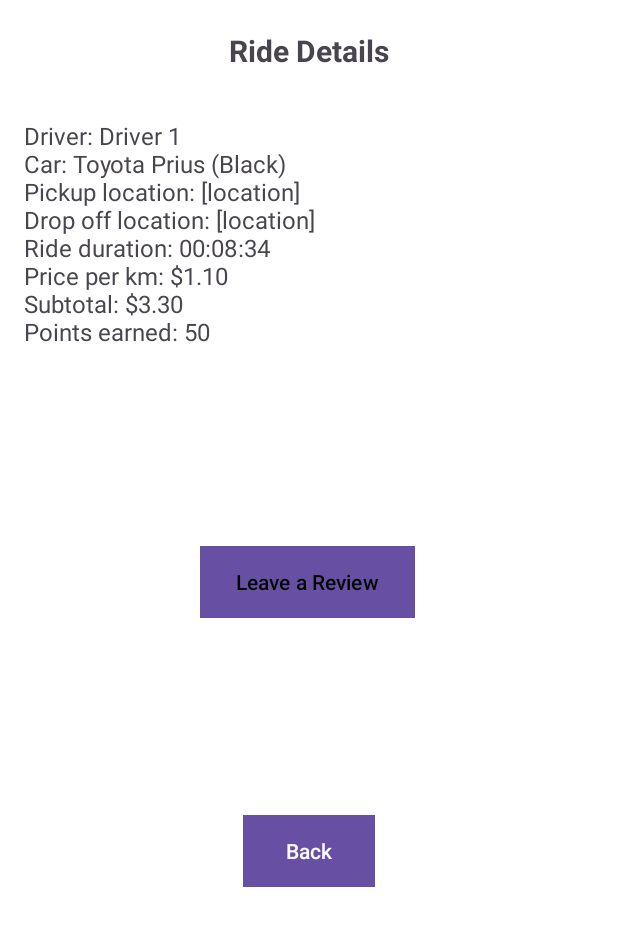
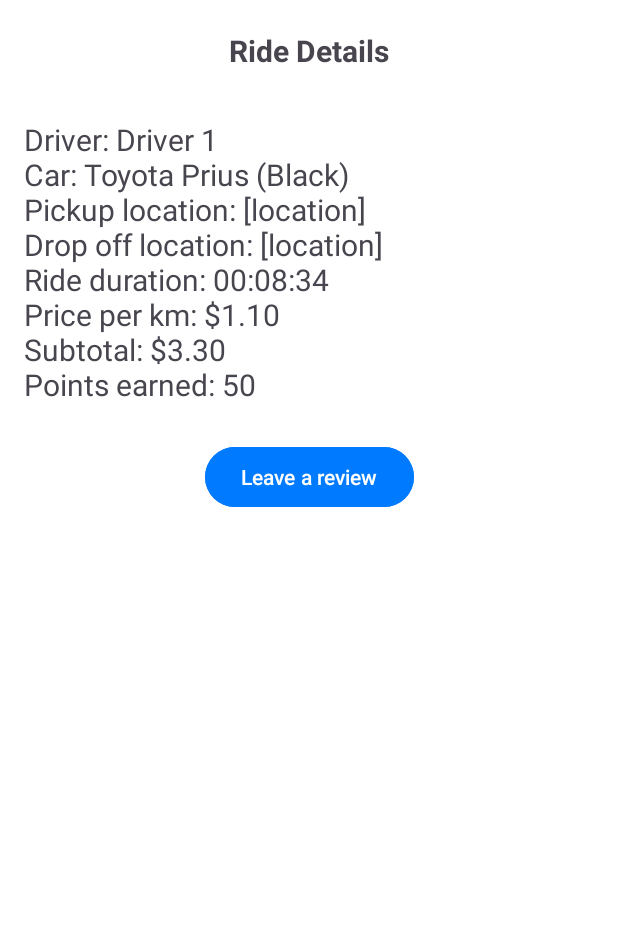
Before and after one commit to Rheiley/kelowna-connect, an Android app: the layout ride_details.xml on its own in the app's theme, with its tools: preview values and no code run, on a phone screen of 412 x 824 dp, the part 103-1049 px from its top. Run offline under Robolectric (Android 15) with nearby library versions, the phone set to English and light mode, and no system bars.

Commit message:
Linked all pages together

```diff
--- a/app/src/main/java/com/example/kelownaconnect/ReviewConfirmationActivity.java
+++ b/app/src/main/java/com/example/kelownaconnect/ReviewConfirmationActivity.java
@@ -4,11 +4,14 @@ import android.content.Intent;
 import android.os.Bundle;
 import android.view.View;
 import android.widget.Button;
+import android.widget.LinearLayout;
+
 import androidx.appcompat.app.AppCompatActivity;
 
 public class ReviewConfirmationActivity extends AppCompatActivity {
 
     Button homeButton;
+
 
     @Override
     protected void onCreate(Bundle savedInstanceState) {
@@ -16,6 +19,7 @@ public class ReviewConfirmationActivity extends AppCompatActivity {
         setContentView(R.layout.activity_review_confirmation);
 
         homeButton = findViewById(R.id.homeButton);
+
         homeButton.setOnClickListener(v -> {
             // Replace with your actual home activity
             startActivity(new Intent(ReviewConfirmationActivity.this, MainActivity.class));
--- a/app/src/main/res/layout/ride_details.xml
+++ b/app/src/main/res/layout/ride_details.xml
@@ -7,7 +7,7 @@
     android:background="#FFFFFF">
     <!-- Back Button with Text -->
     <LinearLayout
-        android:id="@+id/backButtonContainer"
+        android:id="@+id/backButton"
         android:layout_width="wrap_content"
         android:layout_height="wrap_content"
         android:orientation="horizontal"
@@ -44,22 +44,27 @@
         android:id="@+id/title"
         android:layout_width="wrap_content"
         android:layout_height="wrap_content"
+        android:layout_marginTop="20dp"
+        android:layout_marginBottom="9dp"
         android:text="Ride Details"
         android:textSize="20sp"
         android:textStyle="bold"
-        android:layout_marginTop="20dp"
-        app:layout_constraintTop_toBottomOf="@id/appTitle"
+        app:layout_constraintBottom_toTopOf="@+id/rideDetails"
+        app:layout_constraintEnd_toEndOf="parent"
         app:layout_constraintStart_toStartOf="parent"
-        app:layout_constraintEnd_toEndOf="parent" />
+        app:layout_constraintTop_toBottomOf="@id/appTitle" />
 
     <TextView
         android:id="@+id/rideDetails"
         android:layout_width="0dp"
         android:layout_height="wrap_content"
         android:layout_marginTop="32dp"
+        android:layout_marginBottom="253dp"
         android:text="Driver: Driver 1\nCar: Toyota Prius (Black)\nPickup location: [location]\nDrop off location: [location]\nRide duration: 00:08:34\nPrice per km: $1.10\nSubtotal: $3.30\nPoints earned: 50"
-        android:textSize="16sp"
+        android:textSize="20sp"
+        app:layout_constraintBottom_toTopOf="@+id/submitReview"
         app:layout_constraintEnd_toEndOf="parent"
+        app:layout_constraintHorizontal_bias="0.0"
         app:layout_constraintStart_toStartOf="parent"
         app:layout_constraintTop_toBottomOf="@id/title" />
 
@@ -67,29 +72,14 @@
         android:id="@+id/reviewButton"
         android:layout_width="wrap_content"
         android:layout_height="wrap_content"
-        android:background="#AF6B6B"
-        android:text="Leave a Review"
-        android:backgroundTint="#003366"
-        android:textColor="#000000"
-        android:textColorLink="#2196F3"
-        app:layout_constraintBottom_toTopOf="@+id/backButton"
+        android:layout_marginTop="24dp"
+        android:layout_marginBottom="8dp"
+        android:backgroundTint="#007BFF"
+        android:text="Leave a review"
+        android:textColor="#FFFFFF"
+        app:layout_constraintTop_toBottomOf="@id/rideDetails"
         app:layout_constraintEnd_toEndOf="parent"
-        app:layout_constraintHorizontal_bias="0.497"
-        app:layout_constraintStart_toStartOf="parent"
-        app:layout_constraintTop_toBottomOf="@id/rideDetails" />
+        app:layout_constraintStart_toStartOf="parent" />
 
-    <Button
-        android:id="@+id/backButton"
-        android:layout_width="wrap_content"
-        android:layout_height="wrap_content"
-        android:layout_marginBottom="16dp"
-        android:background="#020202"
-        android:text="Back"
-        android:textColor="#FBFBFB"
-        android:backgroundTint="#003366"
-        app:layout_constraintBottom_toBottomOf="parent"
-        app:layout_constraintEnd_toEndOf="parent"
-        app:layout_constraintStart_toStartOf="parent"
-        app:layout_constraintTop_toBottomOf="@id/reviewButton" />
 
 </androidx.constraintlayout.widget.ConstraintLayout>
--- a/gradle/libs.versions.toml
+++ b/gradle/libs.versions.toml
@@ -1,5 +1,5 @@
 [versions]
-agp = "8.5.0"
+agp = "8.8.0"
 junit = "4.13.2"
 junitVersion = "1.2.1"
 espressoCore = "3.6.1"
```
Also changed, not shown: app/src/main/AndroidManifest.xml (+15 -20 lines), app/src/main/java/com/example/kelownaconnect/ReviewActivity.java (+8 -2 lines), app/src/main/java/com/example/kelownaconnect/RideDetailsActivity.java (+10 -15 lines), app/src/main/res/layout/activity_review.xml (+9 -26 lines), app/src/main/res/layout/activity_review_confirmation.xml (+1 -20 lines), gradle/wrapper/gradle-wrapper.properties.
